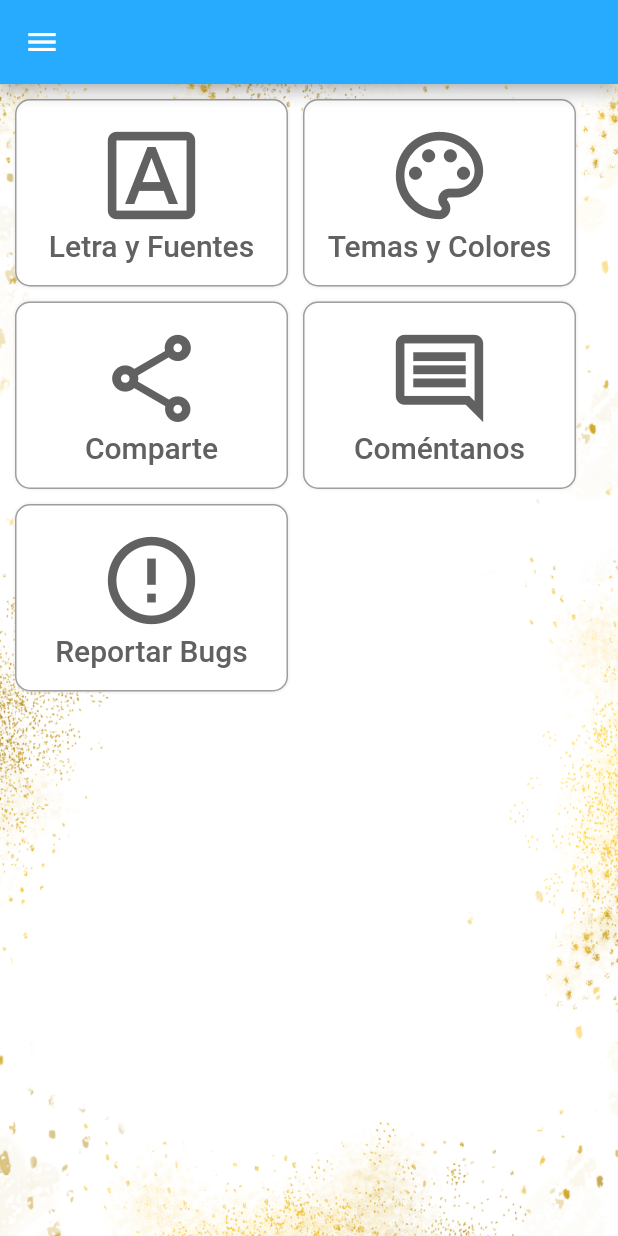
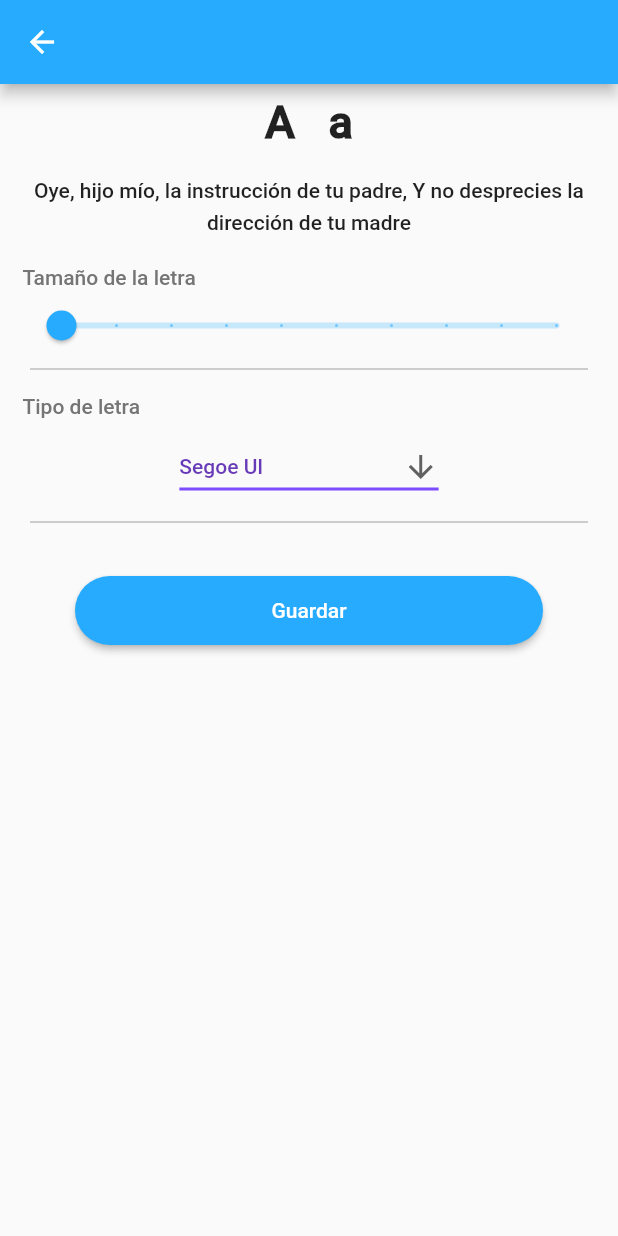
Before and after one commit to ajoshua04/TASCD-APP, a Flutter app: the ConfigurationPage screen opened by its route, after a tap on "Letra y Fuentes", on a phone screen of 412 x 824 dp. Run offline on Flutter 3.47's test engine with Material 2 defaults, Android fonts, the phone set to English and light mode, and no system bars; our stand-ins replace flutter_html, get, image_picker, lottie, shared_preferences, sn_progress_dialog; missing offline and left inert: html_editor_enhanced, quill_html_editor, vsc_quill_delta_to_html; accounts and stored records are empty; statements that could not run were skipped.

Commit message:
UI Configuration
all the ui for the configuration options except for themes and colors

```diff
--- a/lib/src/pages/configuration/configuration_controller.dart
+++ b/lib/src/pages/configuration/configuration_controller.dart
@@ -44,4 +44,20 @@ class ConfigurationController {
     key.currentState!.closeDrawer();
     Get.offAllNamed('/main');
   }
+
+  void goToComments() {
+    Get.toNamed('/configuration/comments');
+  }
+
+  void goToBugs() {
+    Get.toNamed('/configuration/bugs');
+  }
+
+  void goToThemesAndColors() {
+    Get.toNamed('/configuration/themesandcolors');
+  }
+
+  void goToLettersAndFonts() {
+    Get.toNamed('/configuration/lettersandfonts');
+  }
 }
--- a/lib/src/pages/configuration/configuration_page.dart
+++ b/lib/src/pages/configuration/configuration_page.dart
@@ -36,22 +36,7 @@ class _ConfigurationPageState extends State<ConfigurationPage> {
         key: _con.key,
         appBar: AppBar(),
         drawer: _drawer(),
-        body: Stack(
-          children: [
-            Container(
-                decoration: BoxDecoration(
-              image: const DecorationImage(
-                  image: AssetImage("assets/images/background_qtdd.png"),
-                  fit: BoxFit.fill),
-              color: Colors.white,
-            )),
-            SingleChildScrollView(
-              child: Column(
-                children: [_containerItems()],
-              ),
-            ),
-          ],
-        ));
+        body: _containerItems());
   }
 
   Widget _inkwelItem(
@@ -61,10 +46,8 @@ class _ConfigurationPageState extends State<ConfigurationPage> {
     return InkWell(
         onTap: onPressed,
         child: Container(
-          width: 182,
-          height: 125,
-          padding: const EdgeInsets.all(15),
-          margin: const EdgeInsets.only(top: 10, left: 10),
+          padding: const EdgeInsets.only(left: 15, right: 15, top: 28),
+          margin: const EdgeInsets.only(top: 10, left: 10, right: 10),
           decoration: BoxDecoration(
             borderRadius: BorderRadius.circular(10),
             color: Colors.white,
@@ -84,7 +67,7 @@ class _ConfigurationPageState extends State<ConfigurationPage> {
               ),
               Text(
                 name,
-                style: TextStyle(fontSize: 20, color: Colors.grey[700]),
+                style: TextStyle(fontSize: 30, color: Colors.grey[700]),
               )
             ],
           )),
@@ -93,40 +76,69 @@ class _ConfigurationPageState extends State<ConfigurationPage> {
 
   Widget _containerItems() {
     return Container(
+      height: MediaQuery.of(context).size.height,
       child: Column(
         children: [
-          Row(
-            children: [
-              _inkwelItem(
+          Expanded(
+            flex: 25,
+            child: Row(
+              children: <Widget>[
+                Expanded(
+                  child: _inkwelItem(
                       name: 'Letra y Fuentes',
                       icon: Icons.font_download_outlined,
-                  onPressed: () {}),
-              _inkwelItem(
+                      onPressed: () {
+                        _con.goToLettersAndFonts();
+                      }),
+                ),
+                Expanded(
+                  child: _inkwelItem(
                       name: 'Temas y Colores',
                       icon: Icons.color_lens_outlined,
-                  onPressed: () {})
+                      onPressed: () {
+                        _con.goToThemesAndColors();
+                      }),
+                )
               ],
             ),
-          Row(
+          ),
+          Expanded(
+            flex: 25,
+            child: Row(
               children: [
-              _inkwelItem(
+                Expanded(
+                  child: _inkwelItem(
                       name: 'Comparte',
                       icon: Icons.share_outlined,
                       onPressed: () {}),
-              _inkwelItem(
-                  name: 'Coméntanos',
+                ),
+                Expanded(
+                  child: _inkwelItem(
+                      name: 'Comenta',
                       icon: Icons.comment_outlined,
-                  onPressed: () {})
+                      onPressed: () {
+                        _con.goToComments();
+                      }),
+                )
               ],
             ),
-          Row(
+          ),
+          Expanded(
+            flex: 25,
+            child: Row(
               children: [
-              _inkwelItem(
+                Expanded(
+                  child: _inkwelItem(
                       name: 'Reportar Bugs',
                       icon: Icons.error_outline,
-                  onPressed: () {})
+                      onPressed: () {
+                        _con.goToBugs();
+                      }),
+                )
               ],
-          )
+            ),
+          ),
+          Expanded(flex: 25, child: Container())
         ],
       ),
     );
--- /dev/null
+++ b/lib/src/pages/configuration/letters_and_fonts/letters_and_fonts_page.dart
@@ -0,0 +1,143 @@
+// ignore_for_file: prefer_const_literals_to_create_immutables, prefer_const_constructors
+
+import 'package:flutter/material.dart';
+
+class LettersAndFontsPage extends StatefulWidget {
+  const LettersAndFontsPage({super.key});
+
+  @override
+  State<LettersAndFontsPage> createState() => _LettersAndFontsPageState();
+}
+
+class _LettersAndFontsPageState extends State<LettersAndFontsPage> {
+  List<String>? list;
+  double? _currentSliderValue;
+  String? dropdownValue;
+  @override
+  void initState() {
+    // TODO: implement initState
+    super.initState();
+    _currentSliderValue = 14;
+    list = <String>[
+      'Segoe UI',
+      'Courier New',
+      'Franklin Gothic Medium',
+      'Lucida Sans',
+      'Gill Sans',
+      'Arial'
+    ];
+    dropdownValue = list!.first;
+  }
+
+  @override
+  Widget build(BuildContext context) {
+    return Scaffold(
+      appBar: AppBar(),
+      body: Column(
+        children: [
+          Padding(
+            padding: const EdgeInsets.all(8.0),
+            child: Text(
+              'A   a',
+              style: TextStyle(fontSize: 30, fontWeight: FontWeight.bold),
+            ),
+          ),
+          Padding(
+            padding: const EdgeInsets.symmetric(vertical: 8.0, horizontal: 15),
+            child: Text(
+              'Oye, hijo mío, la instrucción de tu padre, Y no desprecies la dirección de tu madre',
+              style: TextStyle(height: 1.5, fontSize: _currentSliderValue),
+              textAlign: TextAlign.center,
+            ),
+          ),
+          Align(
+              alignment: Alignment.topLeft,
+              child: Padding(
+                padding: const EdgeInsets.only(top: 12.0, left: 15),
+                child: Text(
+                  'Tamaño de la letra',
+                  style: TextStyle(color: Colors.grey[600]),
+                ),
+              )),
+          Padding(
+            padding: const EdgeInsets.symmetric(horizontal: 15),
+            child: Slider(
+              value: _currentSliderValue!,
+              max: 30,
+              min: 14,
+              divisions: 9,
+              label: _currentSliderValue!.round().toString(),
+              onChanged: (double value) {
+                setState(() {
+                  _currentSliderValue = value;
+                });
+              },
+            ),
+          ),
+          Padding(
+            padding: const EdgeInsets.symmetric(horizontal: 20),
+            child: Divider(
+              thickness: 1,
+              height: 10,
+              color: Colors.grey[400],
+            ),
+          ),
+          Align(
+              alignment: Alignment.topLeft,
+              child: Padding(
+                padding: const EdgeInsets.only(top: 12.0, left: 15),
+                child: Text(
+                  'Tipo de letra',
+                  style: TextStyle(color: Colors.grey[600]),
+                ),
+              )),
+          Padding(
+            padding: const EdgeInsets.all(8.0),
+            child: DropdownButton<String>(
+              value: dropdownValue,
+              icon: const Icon(Icons.arrow_downward),
+              elevation: 16,
+              style: const TextStyle(color: Colors.deepPurple),
+              underline: Container(
+                height: 2,
+                color: Colors.deepPurpleAccent,
+              ),
+              onChanged: (String? value) {
+                // This is called when the user selects an item.
+                setState(() {
+                  dropdownValue = value!;
+                });
+              },
+              items: list?.map<DropdownMenuItem<String>>((String value) {
+                return DropdownMenuItem<String>(
+                  value: value,
+                  child: Text(value),
+                );
+              }).toList(),
+            ),
+          ),
+          Padding(
+            padding: const EdgeInsets.symmetric(horizontal: 20),
+            child: Divider(
+              thickness: 1,
+              height: 10,
+              color: Colors.grey[400],
+            ),
+          ),
+          Container(
+            width: double.infinity,
+            margin: EdgeInsets.symmetric(horizontal: 50, vertical: 30),
+            child: ElevatedButton(
+              onPressed: () {},
+              style: ElevatedButton.styleFrom(
+                  shape: RoundedRectangleBorder(
+                      borderRadius: BorderRadius.circular(30)),
+                  padding: EdgeInsets.symmetric(vertical: 15)),
+              child: Text("Guardar"),
+            ),
+          )
+        ],
+      ),
+    );
+  }
+}
```
Also changed, not shown: lib/main.dart (+20 -0 lines), lib/src/pages/configuration/bugs/bugs_page.dart (added, +61 -0 lines), lib/src/pages/configuration/comments/comments_page.dart (added, +61 -0 lines), lib/src/pages/configuration/themes_and_colors/themes_and_colors_page.dart (added, +17 -0 lines), lib/src/pages/configuration/bugs/bugs_controller.dart (added), lib/src/pages/configuration/comments/comments_controller.dart (added), lib/src/pages/configuration/letters_and_fonts/letters_and_fonts_controller.dart (added), lib/src/pages/configuration/themes_and_colors/themes_and_colors_controller.dart (added). Lines whose indentation alone changed are shown as unchanged.
